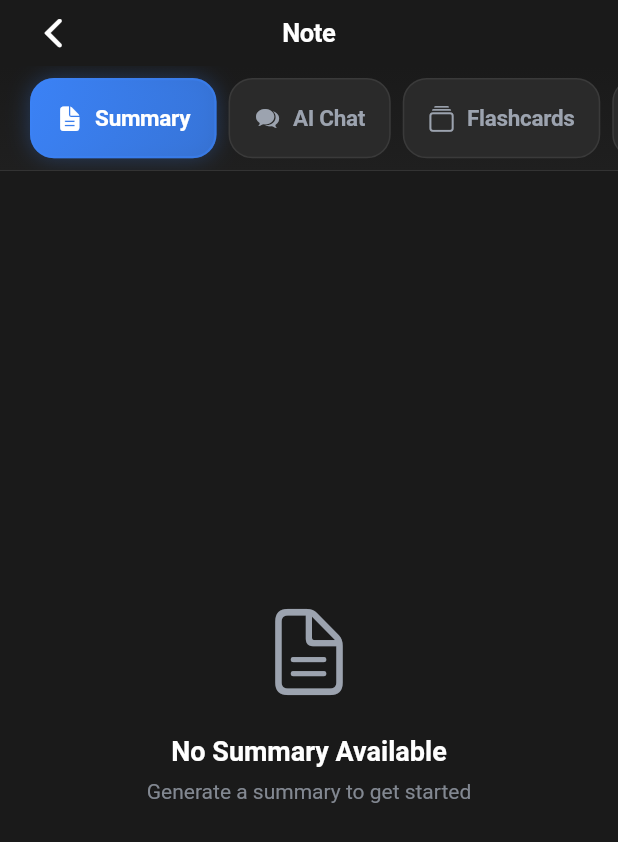
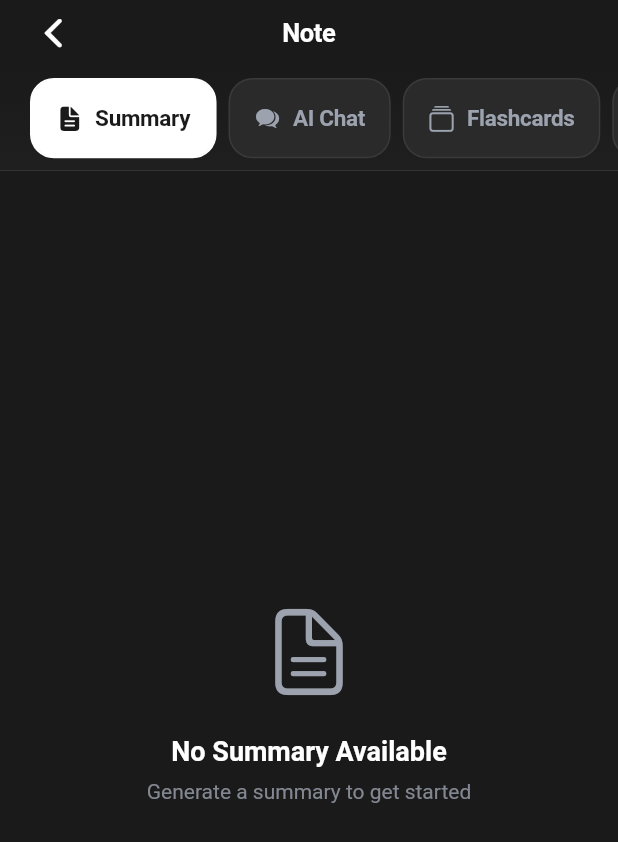
Before and after one commit to theokramer/lecture_learn, a Flutter app: the NoteViewScreen screen opened by its route, on a phone screen of 412 x 824 dp. Shown: the top 842 px of the screen. Run offline on Flutter 3.47's test engine with Material 3 defaults, Android fonts, the phone set to English and light mode, and no system bars; our stand-ins replace device_info_plus, file_picker, flutter_dotenv, flutter_html, flutter_markdown, flutter_riverpod and 5 more; missing offline and left inert: flutter_math_fork, purchases_flutter, record, superwallkit_flutter, syncfusion_flutter_pdf; accounts and stored records are empty.

Commit message:
Improve Colors

```diff
--- a/flutter_app/lib/widgets/html_with_latex_renderer.dart
+++ b/flutter_app/lib/widgets/html_with_latex_renderer.dart
@@ -1,8 +1,6 @@
 import 'package:flutter/material.dart';
 import 'package:flutter_html/flutter_html.dart';
 import 'package:flutter_math_fork/flutter_math.dart';
-import '../utils/study_mode_colors.dart';
-import '../models/study_content.dart';
 
 /// Widget that renders HTML content with LaTeX math formula support
 /// Matches the website's MarkdownRenderer behavior
@@ -89,14 +87,14 @@ class HtmlWithLatexRenderer extends StatelessWidget {
         ),
         'strong': Style(
           fontWeight: FontWeight.bold,
-          color: StudyModeColors.getColor(StudyMode.summary), // Blue color matching summary button
+          color: const Color(0xFF3B82F6), // Blue color for bold text in summary
         ),
         'em': Style(
           fontStyle: FontStyle.italic,
           color: const Color(0xFFFFFFFF),
         ),
         'mark': Style(
-          backgroundColor: StudyModeColors.getColor(StudyMode.summary), // Summary button blue background
+          backgroundColor: const Color(0xFF650941), // Dark purple/magenta for highlighted text
           color: const Color(0xFFFFFFFF), // White text for contrast
           padding: HtmlPaddings.symmetric(horizontal: 2, vertical: 1),
         ),
--- a/flutter_app/lib/widgets/study_mode_selector.dart
+++ b/flutter_app/lib/widgets/study_mode_selector.dart
@@ -63,33 +63,14 @@ class StudyModeSelector extends StatelessWidget {
                 curve: Curves.easeOutCubic,
                 padding: const EdgeInsets.symmetric(horizontal: 16, vertical: 10),
                 decoration: BoxDecoration(
-                  gradient: isSelected
-                      ? LinearGradient(
-                          begin: Alignment.topLeft,
-                          end: Alignment.bottomRight,
-                          colors: [
-                            modeData['color'] as Color,
-                            (modeData['color'] as Color).withOpacity(0.8),
-                          ],
-                        )
-                      : null,
-                  color: isSelected ? null : const Color(0xFF2A2A2A),
+                  color: isSelected ? const Color(0xFFFFFFFF) : const Color(0xFF2A2A2A),
                   borderRadius: BorderRadius.circular(16),
                   border: Border.all(
                     color: isSelected
-                        ? (modeData['color'] as Color).withOpacity(0.5)
+                        ? const Color(0xFFFFFFFF)
                         : const Color(0xFF3A3A3A),
                     width: isSelected ? 1.5 : 1,
                   ),
-                  boxShadow: isSelected
-                      ? [
-                          BoxShadow(
-                            color: (modeData['color'] as Color).withOpacity(0.3),
-                            blurRadius: 12,
-                            spreadRadius: 0,
-                          ),
-                        ]
-                      : null,
                 ),
                 child: Row(
                   mainAxisSize: MainAxisSize.min,
@@ -98,7 +79,7 @@ class StudyModeSelector extends StatelessWidget {
                       modeData['icon'] as IconData,
                       size: 18,
                       color: isSelected
-                          ? const Color(0xFFFFFFFF)
+                          ? const Color(0xFF1A1A1A)
                           : const Color(0xFF9CA3AF),
                     ),
                     const SizedBox(width: 8),
@@ -106,7 +87,7 @@ class StudyModeSelector extends StatelessWidget {
                       modeData['label'] as String,
                       style: TextStyle(
                         color: isSelected
-                            ? const Color(0xFFFFFFFF)
+                            ? const Color(0xFF1A1A1A)
                             : const Color(0xFF9CA3AF),
                         fontSize: 15,
                         fontWeight: isSelected ? FontWeight.bold : FontWeight.w600,
```
Also changed, not shown: flutter_app/lib/screens/note_view_screen.dart (+62 -55 lines), flutter_app/lib/utils/study_mode_colors.dart (+4 -32 lines), flutter_app/lib/providers/auth_provider.dart (indentation only), flutter_app/lib/screens/folder_screen.dart (indentation only), flutter_app/lib/screens/home_screen.dart (indentation only).
